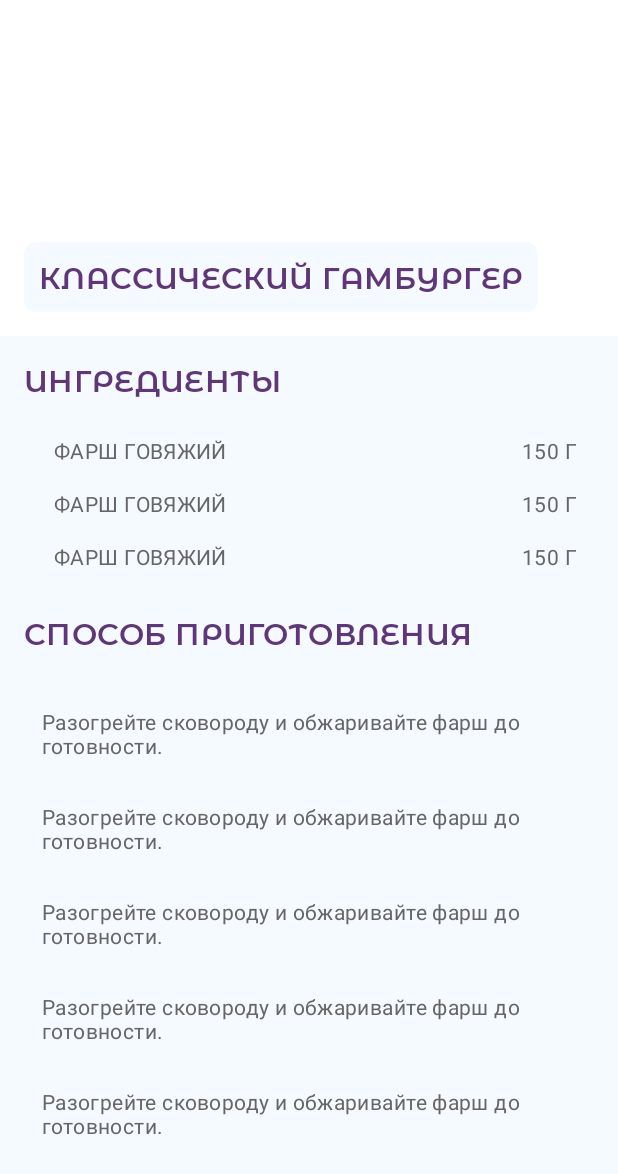
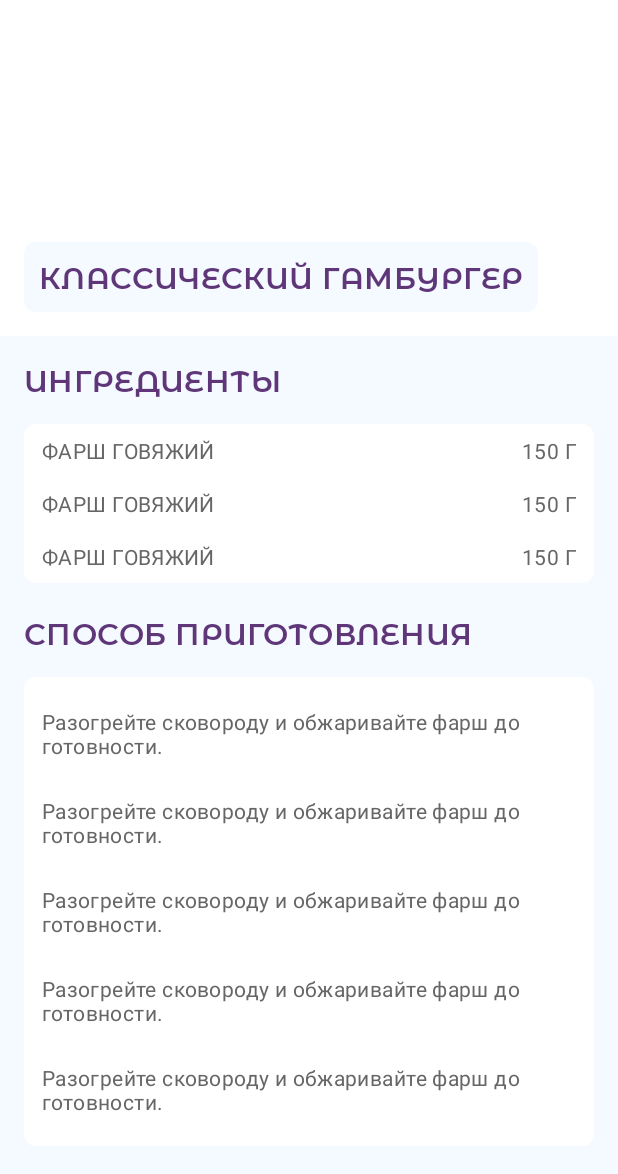
Before and after one commit to MaximSlushkin/MyRecipeBook, an Android app: the layout fragment_recipe.xml on its own in the app's theme, with its tools: preview values and no code run, on a phone screen of 412 x 824 dp. Shown: the top 1174 px of the screen. Run offline under Robolectric (Android 15) with nearby library versions, the phone set to English and light mode, and no system bars.

Commit message:
RA-13 Changes: 1. В MethodAdapter.kt номер шага и описание разделены пробелом для лучшего вида. 2. В MethodAdapter.kt, RecipeFragment.kt, RecipesListFragment.kt добавлены безопасные обработчики. 3. В RecipeFragment.kt цвет разделителя установлен на #F5F5F5 в соответствии с макетом. 4. В RecipeFragment.kt для разделителя применено свойство isLastItemDecorated = false. 5. Изменены отступы в item_method.xml и item_ingredient.xml в соответствии с макетом.

```diff
--- a/app/src/main/java/com/example/myrecipebook/MethodAdapter.kt
+++ b/app/src/main/java/com/example/myrecipebook/MethodAdapter.kt
@@ -12,7 +12,7 @@ class MethodAdapter(private val steps: List<String>) :
         RecyclerView.ViewHolder(binding.root) {
 
         fun bind(step: String, position: Int) {
-            binding.tvStep.text = "${position + 1}.$step"
+            binding.tvStep.text = "${position + 1}. $step"
         }
     }
 
--- a/app/src/main/java/com/example/myrecipebook/RecipesListFragment.kt
+++ b/app/src/main/java/com/example/myrecipebook/RecipesListFragment.kt
@@ -19,7 +19,10 @@ class RecipesListFragment : Fragment() {
     private var categoryName: String? = null
     private var categoryImageUrl: String? = null
     private var _binding: FragmentRecipesListBinding? = null
-    private val binding get() = _binding!!
+    private val binding
+        get() = _binding ?: throw IllegalStateException(
+            "Binding for FragmentRecipesListBinding must not be null."
+        )
 
     override fun onCreateView(
         inflater: LayoutInflater,
--- /dev/null
+++ b/app/src/main/res/drawable/rounded_background_white.xml
@@ -0,0 +1,6 @@
+<?xml version="1.0" encoding="utf-8"?>
+<shape xmlns:android="http://schemas.android.com/apk/res/android"
+    android:shape="rectangle">
+    <corners android:radius="@dimen/default_rounded_margins" />
+    <solid android:color="@color/white" />
+</shape>
--- a/app/src/main/res/layout/fragment_recipe.xml
+++ b/app/src/main/res/layout/fragment_recipe.xml
@@ -51,7 +51,7 @@
             android:layout_height="wrap_content"
             android:layout_marginHorizontal="@dimen/header_margin"
             android:layout_marginTop="@dimen/header_margin"
-            android:background="@drawable/rounded_background"
+            android:background="@drawable/rounded_background_white"
             android:nestedScrollingEnabled="false"
             app:layout_constraintEnd_toEndOf="parent"
             app:layout_constraintStart_toStartOf="parent"
@@ -77,7 +77,9 @@
             android:layout_height="wrap_content"
             android:layout_marginHorizontal="@dimen/header_margin"
             android:layout_marginTop="@dimen/header_margin"
-            android:background="@drawable/rounded_background"
+            android:paddingTop="@dimen/margin_end_12dp"
+            android:paddingBottom="@dimen/category_elevation"
+            android:background="@drawable/rounded_background_white"
             android:nestedScrollingEnabled="false"
             app:layout_constraintEnd_toEndOf="parent"
             app:layout_constraintStart_toStartOf="parent"
--- a/app/src/main/res/layout/item_ingredient.xml
+++ b/app/src/main/res/layout/item_ingredient.xml
@@ -13,7 +13,6 @@
         android:layout_height="wrap_content"
         android:layout_marginStart="@dimen/margin_end_12dp"
         android:paddingEnd="@dimen/default_rounded_margins"
-        android:paddingStart="@dimen/default_rounded_margins"
         android:layout_weight="3"
         tools:text="Фарш говяжий" />
 
--- a/app/src/main/res/layout/item_method.xml
+++ b/app/src/main/res/layout/item_method.xml
@@ -12,7 +12,7 @@
         android:layout_width="match_parent"
         android:layout_height="wrap_content"
         android:layout_marginHorizontal="12dp"
-        android:layout_marginTop="12dp"
+        android:layout_marginBottom="@dimen/default_rounded_margins"
         android:textAllCaps="false"
         tools:text="Разогрейте сковороду и обжаривайте фарш до готовности." />
 </LinearLayout>
--- a/app/src/main/res/values/colors.xml
+++ b/app/src/main/res/values/colors.xml
@@ -9,4 +9,5 @@
     <color name="header_text_background">#80000000</color>
     <color name="text_header_categories">#5F3678</color>
     <color name="text_categories_description">#666666</color>
+    <color name="ingredient_separator">#F5F5F5</color>
 </resources>
```
Also changed, not shown: app/src/main/java/com/example/myrecipebook/RecipeFragment.kt (+8 -3 lines).
